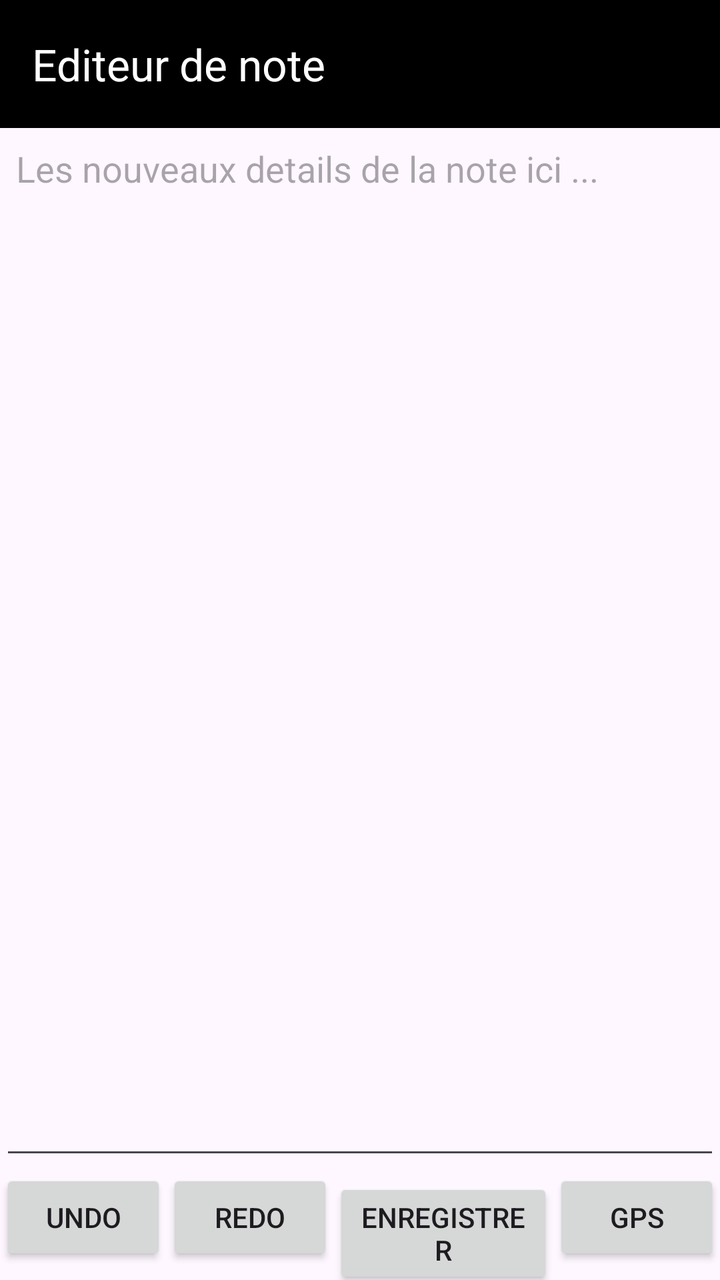
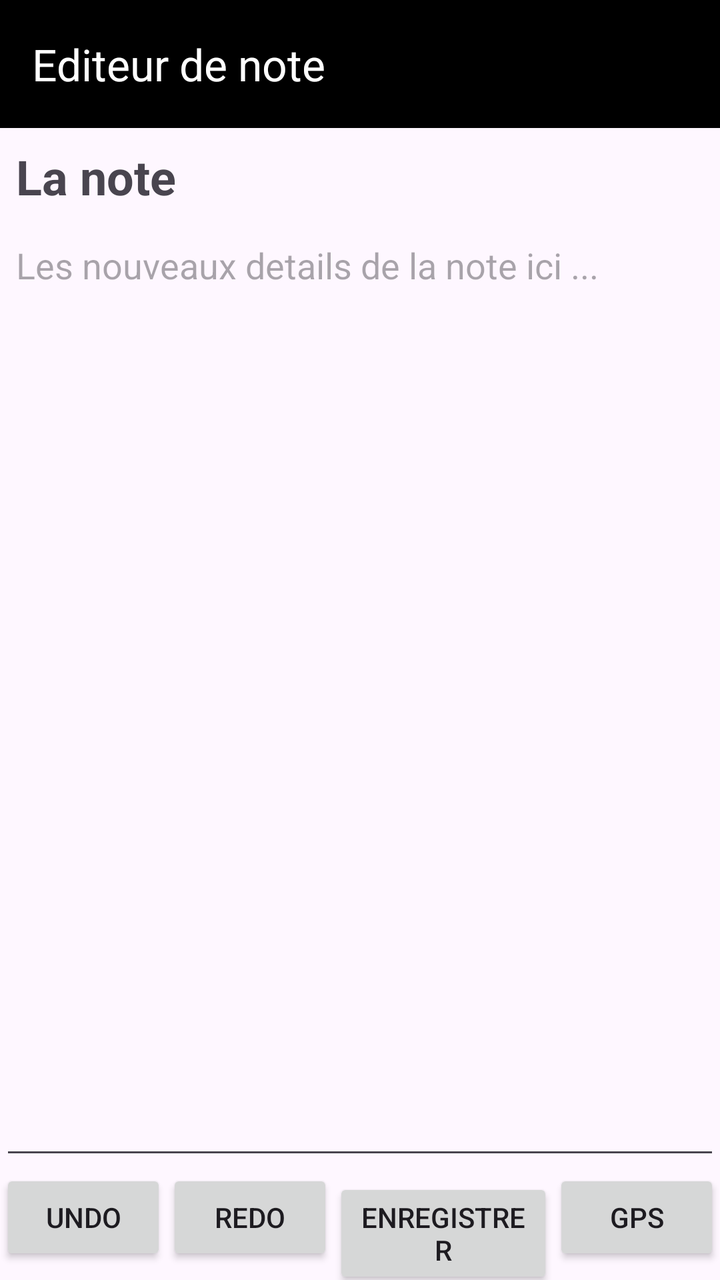

Before-and-after screenshots of an Android layout around one commit, followed by the original layout XML and the change that was made.
<!-- AndroidManifest.xml: application theme Theme.Blocnotes -->
<!-- res/layout/editeur_notes.xml -->
<?xml version="1.0" encoding="utf-8"?>
<LinearLayout xmlns:android="http://schemas.android.com/apk/res/android"
    xmlns:app="http://schemas.android.com/apk/res-auto"
    android:layout_width="match_parent"
    android:layout_height="match_parent"
    android:orientation="vertical">

    <androidx.appcompat.widget.Toolbar
        android:id="@+id/toolbar_Editeur"
        android:layout_width="match_parent"
        android:layout_height="wrap_content"
        android:background="@color/black"
        android:minHeight="?attr/actionBarSize"
        android:theme="?attr/actionBarTheme"
        app:title="Editeur de note"
        app:titleTextColor="@color/white" />

    <EditText
        android:id="@+id/EditText_note"
        android:layout_width="match_parent"
        android:layout_height="0dp"
        android:layout_weight="1"
        android:gravity="top|start"
        android:hint="Les nouveaux details de la note ici ..."
        android:inputType="textMultiLine"
        android:padding="8dp" />

    <LinearLayout
        android:layout_width="match_parent"
        android:layout_height="wrap_content"
        android:orientation="horizontal">

        <Button
            android:id="@+id/bouton_Undo"
            android:layout_width="wrap_content"
            android:layout_height="wrap_content"
            android:layout_weight="1"
            android:text="Undo" />

        <Button
            android:id="@+id/bouton_Redo"
            android:layout_width="wrap_content"
            android:layout_height="wrap_content"
            android:layout_weight="1"
            android:text="Redo" />

        <Button
            android:id="@+id/bouton_Enregistrer"
            android:layout_width="wrap_content"
            android:layout_height="wrap_content"
            android:layout_weight="1"
            android:text="Enregistrer" />

        <Button
            android:id="@+id/bouton_GPS"
            android:layout_width="wrap_content"
            android:layout_height="wrap_content"
            android:layout_weight="1"
            android:text="GPS" />


    </LinearLayout>

</LinearLayout>
<!-- resources referenced by this layout -->
<resources>
  <color name="black">#FF000000</color>
  <color name="white">#FFFFFFFF</color>
  <style name="Theme.Blocnotes" parent="Base.Theme.Blocnotes" />
  <style name="Base.Theme.Blocnotes" parent="Theme.Material3.DayNight.NoActionBar">
          
          
      </style>
</resources>

<!-- the commit's change to res/layout/editeur_notes.xml (unified diff, before → after) -->
@@ -15,8 +15,17 @@
         app:title="Editeur de note"
         app:titleTextColor="@color/white" />
 
+    <TextView
+        android:id="@+id/titre_note"
+        android:layout_width="match_parent"
+        android:layout_height="wrap_content"
+        android:padding="8dp"
+        android:text="La note"
+        android:textSize="24sp"
+        android:textStyle="bold" />
+
     <EditText
-        android:id="@+id/EditText_note"
+        android:id="@+id/details_note"
         android:layout_width="match_parent"
         android:layout_height="0dp"
         android:layout_weight="1"
